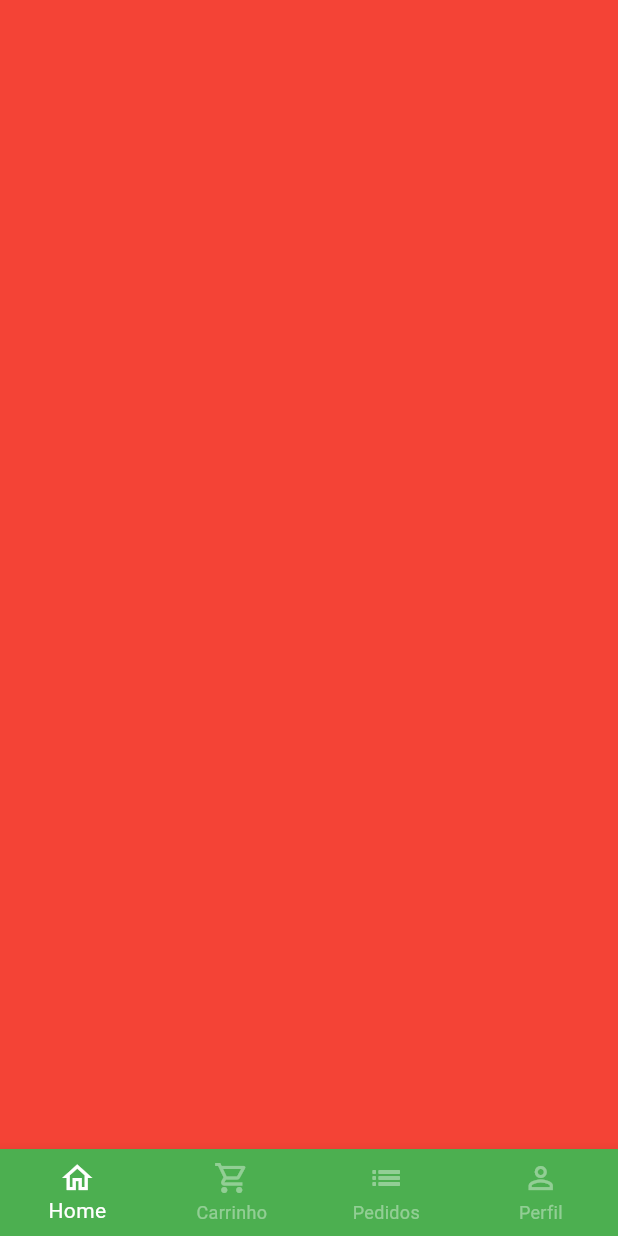
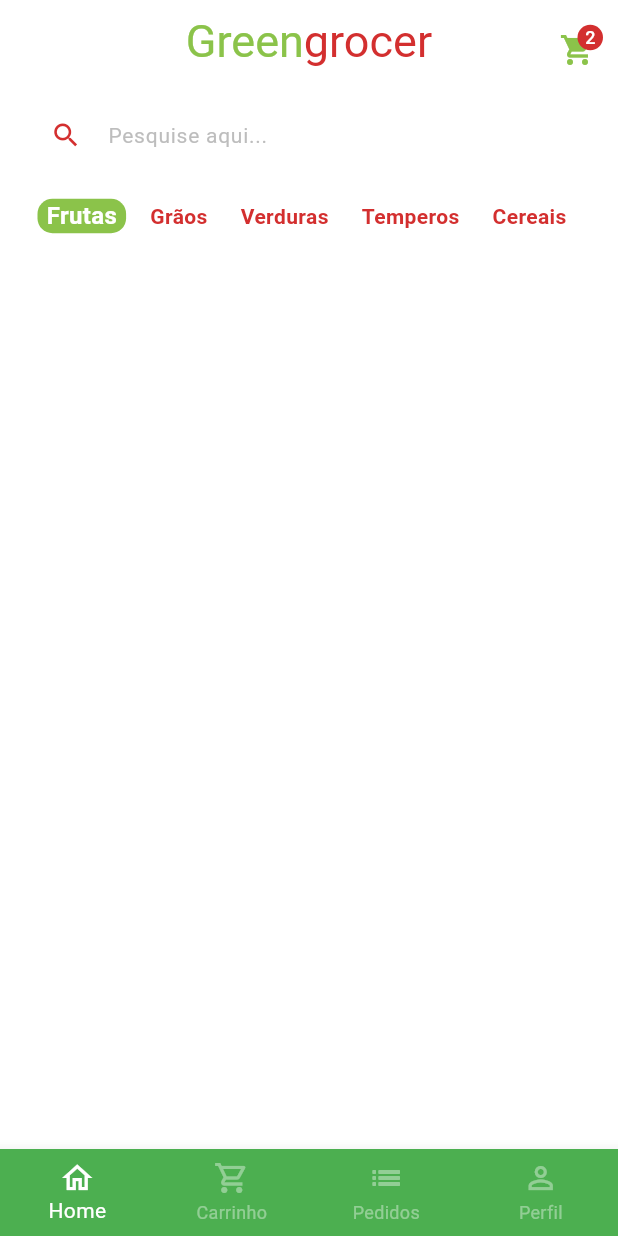
Before and after one commit to felipe-sousa/greengrocer-strattodev, a Flutter app: the screen it shows after launch, after a tap on "Entrar", on a phone screen of 412 x 824 dp. Run offline on Flutter 3.47's test engine with Material 2 defaults, Android fonts, the phone set to English and light mode, and no system bars; our stand-ins replace animated_text_kit, mask_text_input_formatter.

Commit message:
Create HomeTab
Created HomeTab with AppBar, Search bar and Category filter list designs

Also reorganized project structure in Models and Pages folders

```diff
--- a/greengrocer/lib/main.dart
+++ b/greengrocer/lib/main.dart
@@ -1,5 +1,5 @@
 import 'package:flutter/material.dart';
-import 'package:greengrocer/src/auth/sign_in_screen.dart';
+import 'package:greengrocer/src/pages/auth/sign_in_screen.dart';
 
 void main() {
   runApp(const MyApp());
@@ -16,6 +16,7 @@ class MyApp extends StatelessWidget {
       theme: ThemeData(
         colorScheme: ColorScheme.fromSeed(seedColor: Colors.green),
         primarySwatch: Colors.green,
+        scaffoldBackgroundColor: Colors.white.withAlpha(190),
         useMaterial3: true,
       ),
       home: const SignInScreen(),
--- a/greengrocer/lib/src/auth/sign_in_screen.dart
+++ b/greengrocer/lib/src/pages/auth/sign_in_screen.dart
@@ -1,8 +1,8 @@
 import 'package:animated_text_kit/animated_text_kit.dart';
 import 'package:flutter/material.dart';
-import 'package:greengrocer/src/auth/components/custom_text_field.dart';
-import 'package:greengrocer/src/auth/sign_up_screen.dart';
-import 'package:greengrocer/src/base/base_screen.dart';
+import 'package:greengrocer/src/pages/auth/components/custom_text_field.dart';
+import 'package:greengrocer/src/pages/auth/sign_up_screen.dart';
+import 'package:greengrocer/src/pages/base/base_screen.dart';
 import 'package:greengrocer/src/config/custom_colors.dart';
 
 class SignInScreen extends StatelessWidget {
--- a/greengrocer/lib/src/auth/sign_up_screen.dart
+++ b/greengrocer/lib/src/pages/auth/sign_up_screen.dart
@@ -1,5 +1,5 @@
 import 'package:flutter/material.dart';
-import 'package:greengrocer/src/auth/components/custom_text_field.dart';
+import 'package:greengrocer/src/pages/auth/components/custom_text_field.dart';
 import 'package:greengrocer/src/config/custom_colors.dart';
 import 'package:mask_text_input_formatter/mask_text_input_formatter.dart';
 
--- a/greengrocer/lib/src/base/base_screen.dart
+++ b/greengrocer/lib/src/pages/base/base_screen.dart
@@ -1,4 +1,5 @@
 import 'package:flutter/material.dart';
+import 'package:greengrocer/src/pages/home/home_tab.dart';
 
 class BaseScreen extends StatefulWidget {
   const BaseScreen({super.key});
@@ -19,9 +20,7 @@ class _BaseScreenState extends State<BaseScreen> {
         physics: const NeverScrollableScrollPhysics(),
         controller: pageController,
         children: [
-          Container(
-            color: Colors.red,
-          ),
+          const HomeTab(),
           Container(
             color: Colors.yellow,
           ),
--- /dev/null
+++ b/greengrocer/lib/src/pages/home/components/category_tile.dart
@@ -0,0 +1,40 @@
+import 'package:flutter/material.dart';
+import 'package:greengrocer/src/config/custom_colors.dart';
+
+class CategoryTile extends StatelessWidget {
+  const CategoryTile({
+    super.key,
+    required this.category,
+    required this.isSelected,
+    required this.onPressed,
+  });
+
+  final String category;
+  final bool isSelected;
+  final VoidCallback onPressed;
+
+  @override
+  Widget build(BuildContext context) {
+    return GestureDetector(
+      onTap: onPressed,
+      child: Align(
+        alignment: Alignment.center,
+        child: Container(
+          padding: const EdgeInsets.symmetric(horizontal: 6),
+          decoration: BoxDecoration(
+            borderRadius: BorderRadius.circular(10),
+            color: isSelected ? CustomColors.customSwatchColor : Colors.transparent,
+          ),
+          child: Text(
+            category,
+            style: TextStyle(
+              color: isSelected ? Colors.white : CustomColors.customContrastColor,
+              fontSize: isSelected ? 16 : 14,
+              fontWeight: FontWeight.bold,
+            ),
+          ),
+        ),
+      ),
+    );
+  }
+}
--- /dev/null
+++ b/greengrocer/lib/src/pages/home/home_tab.dart
@@ -0,0 +1,128 @@
+import 'package:flutter/material.dart';
+import 'package:greengrocer/src/config/custom_colors.dart';
+import 'package:greengrocer/src/pages/home/components/category_tile.dart';
+
+class HomeTab extends StatefulWidget {
+  const HomeTab({super.key});
+
+  @override
+  State<HomeTab> createState() => _HomeTabState();
+}
+
+class _HomeTabState extends State<HomeTab> {
+  List<String> categories = [
+    'Frutas',
+    'Grãos',
+    'Verduras',
+    'Temperos',
+    'Cereais',
+  ];
+
+  String selectedCategory = 'Frutas';
+
+  @override
+  Widget build(BuildContext context) {
+    return Scaffold(
+      appBar: AppBar(
+        backgroundColor: Colors.transparent,
+        elevation: 0,
+        centerTitle: true,
+        title: Text.rich(
+          TextSpan(
+            style: const TextStyle(
+              fontSize: 30,
+            ),
+            children: [
+              TextSpan(
+                text: 'Green',
+                style: TextStyle(
+                  color: CustomColors.customSwatchColor,
+                ),
+              ),
+              TextSpan(
+                text: 'grocer',
+                style: TextStyle(
+                  color: CustomColors.customContrastColor,
+                ),
+              ),
+            ],
+          ),
+        ),
+        actions: [
+          Padding(
+            padding: const EdgeInsets.only(
+              right: 15,
+              top: 10,
+            ),
+            child: Badge(
+              backgroundColor: CustomColors.customContrastColor,
+              label: const Text(
+                '2',
+                style: TextStyle(
+                  fontSize: 12,
+                ),
+              ),
+              child: Icon(
+                Icons.shopping_cart,
+                color: CustomColors.customSwatchColor,
+              ),
+            ),
+          ),
+        ],
+      ),
+      body: Column(
+        children: [
+          Padding(
+            padding: const EdgeInsets.symmetric(
+              vertical: 10,
+              horizontal: 20,
+            ),
+            child: TextFormField(
+              decoration: InputDecoration(
+                filled: true,
+                fillColor: Colors.white,
+                isDense: true,
+                hintText: 'Pesquise aqui...',
+                hintStyle: TextStyle(color: Colors.grey.shade400, fontSize: 14),
+                prefixIcon: Icon(
+                  Icons.search,
+                  color: CustomColors.customContrastColor,
+                  size: 21,
+                ),
+                border: OutlineInputBorder(
+                  borderRadius: BorderRadius.circular(60),
+                  borderSide: const BorderSide(
+                    width: 0,
+                    style: BorderStyle.none,
+                  ),
+                ),
+              ),
+            ),
+          ),
+          Container(
+            padding: const EdgeInsets.only(left: 25),
+            height: 40,
+            child: ListView.separated(
+              scrollDirection: Axis.horizontal,
+              itemBuilder: (_, index) {
+                return CategoryTile(
+                  onPressed: () {
+                    setState(() {
+                      selectedCategory = categories[index];
+                      print('Botão clicado: ${categories[index]}');
+                      print('Categoria atual: ${selectedCategory}');
+                    });
+                  },
+                  category: categories[index],
+                  isSelected: categories[index] == selectedCategory,
+                );
+              },
+              separatorBuilder: (_, index) => const SizedBox(width: 10),
+              itemCount: categories.length,
+            ),
+          ),
+        ],
+      ),
+    );
+  }
+}
```
Also changed, not shown: greengrocer/lib/src/pages/auth/components/custom_text_field.dart (renamed from greengrocer/lib/src/auth/components/custom_text_field.dart).
